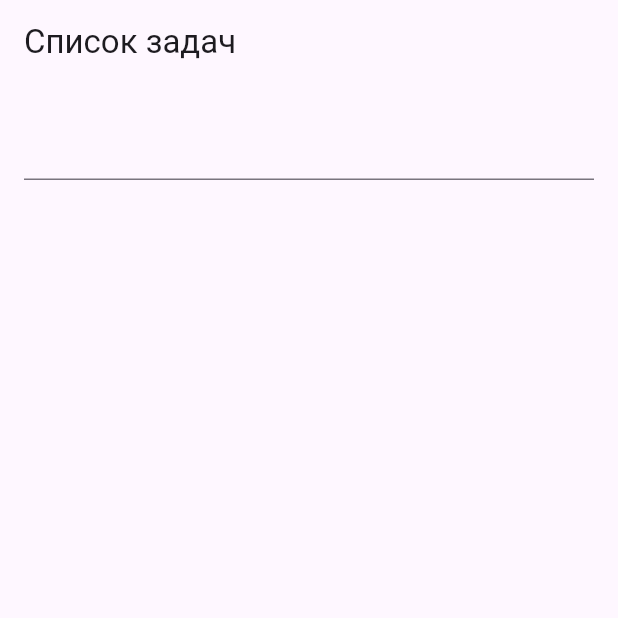
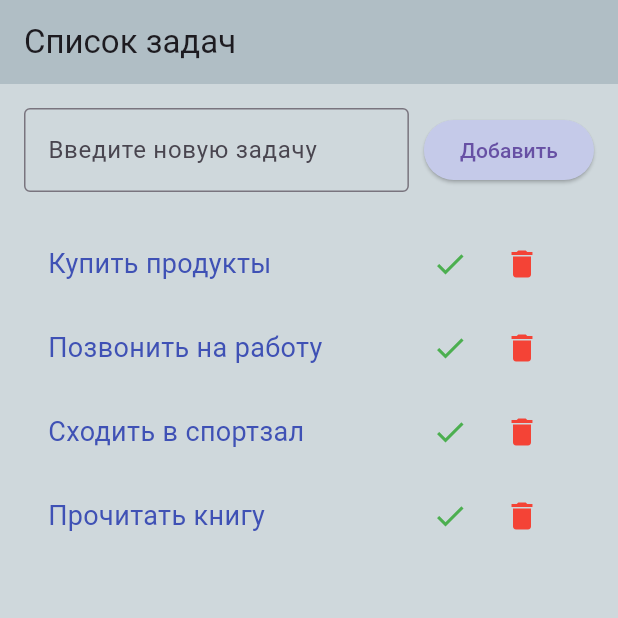
Before and after one commit to LetunovskiySergey/hw_26, a Flutter app: the screen it shows after launch, on a phone screen of 412 x 824 dp, the top half of it. Run offline on Flutter 3.47's test engine with Material 3 defaults, Android fonts, the phone set to English and light mode, and no system bars.

Commit message:
Created final design

```diff
--- a/lib/my_app.dart
+++ b/lib/my_app.dart
@@ -9,9 +9,18 @@ class MyApp extends StatelessWidget {
     return MaterialApp(
       title: 'TODO List',
       theme: ThemeData(
-        primarySwatch: Colors.blue,
+        primarySwatch: Colors.green,
+        scaffoldBackgroundColor: Colors.blueGrey.shade100,
         textTheme: TextTheme(
-          bodyMedium: TextStyle(fontSize: 16),
+          bodyMedium: TextStyle(fontSize: 18),
+        ),
+        elevatedButtonTheme: ElevatedButtonThemeData(
+          style: ElevatedButton.styleFrom(
+            backgroundColor: Colors.indigo.shade100,
+          ),
+        ),
+        appBarTheme: AppBarTheme(
+          backgroundColor: Colors.blueGrey.shade200,
         ),
       ),
       home: TodoListScreen(),
--- a/lib/screens/todo_list_screen.dart
+++ b/lib/screens/todo_list_screen.dart
@@ -18,6 +18,27 @@ class _TodoListScreenState extends State<TodoListScreen> {
     Task(title: 'Прочитать книгу'),
   ];
 
+  void _addTask(String title) {
+    if (title.isNotEmpty) {
+      setState(() {
+        tasks.add(Task(title: title));
+      });
+      _taskController.clear();
+    }
+  }
+
+  void _toggleTaskStatus(int index) {
+    setState(() {
+      tasks[index].isCompleted = !tasks[index].isCompleted;
+    });
+  }
+
+  void _removeTask(int index) {
+    setState(() {
+      tasks.removeAt(index);
+    });
+  }
+
   @override
   Widget build(BuildContext context) {
     return Scaffold(
@@ -33,9 +54,57 @@ class _TodoListScreenState extends State<TodoListScreen> {
                 Expanded(
                   child: TextField(
                     controller: _taskController,
+                    decoration: InputDecoration(
+                      hintText: 'Введите новую задачу',
+                      border: OutlineInputBorder(),
+                    ),
                   ),
                 ),
+                SizedBox(width: 10),
+                ElevatedButton(
+                  onPressed: () => _addTask(_taskController.text),
+                  child: Text('Добавить'),
+                ),
               ],
+            ),
+            SizedBox(height: 20),
+            Expanded(
+              child: ListView.builder(
+                itemCount: tasks.length,
+                itemBuilder: (context, index) {
+                  final task = tasks[index];
+                  return ListTile(
+                    title: Text(
+                      task.title,
+                      style: Theme.of(context).textTheme.bodyMedium?.copyWith(
+                            decoration: task.isCompleted
+                                ? TextDecoration.lineThrough
+                                : TextDecoration.none,
+                            color: task.isCompleted
+                                ? Colors.grey
+                                : Colors.indigo.shade500,
+                          ),
+                    ),
+                    trailing: Row(
+                      mainAxisSize: MainAxisSize.min,
+                      children: [
+                        IconButton(
+                          icon: Icon(
+                            task.isCompleted ? Icons.undo : Icons.check,
+                            color:
+                                task.isCompleted ? Colors.grey : Colors.green,
+                          ),
+                          onPressed: () => _toggleTaskStatus(index),
+                        ),
+                        IconButton(
+                          icon: Icon(Icons.delete, color: Colors.red),
+                          onPressed: () => _removeTask(index),
+                        ),
+                      ],
+                    ),
+                  );
+                },
+              ),
             ),
           ],
         ),
```
